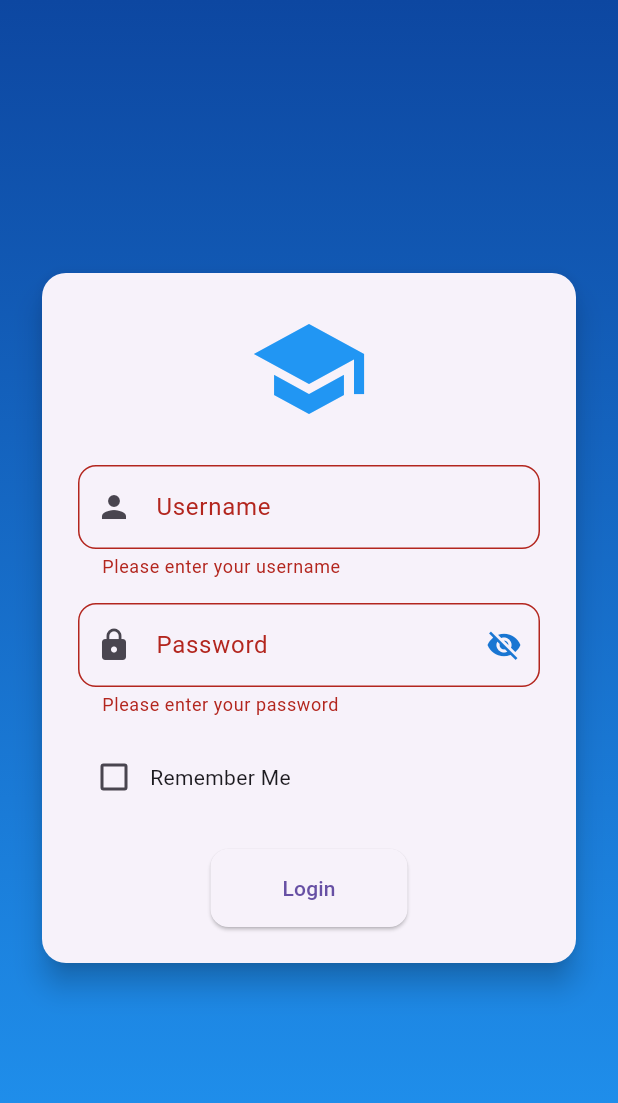
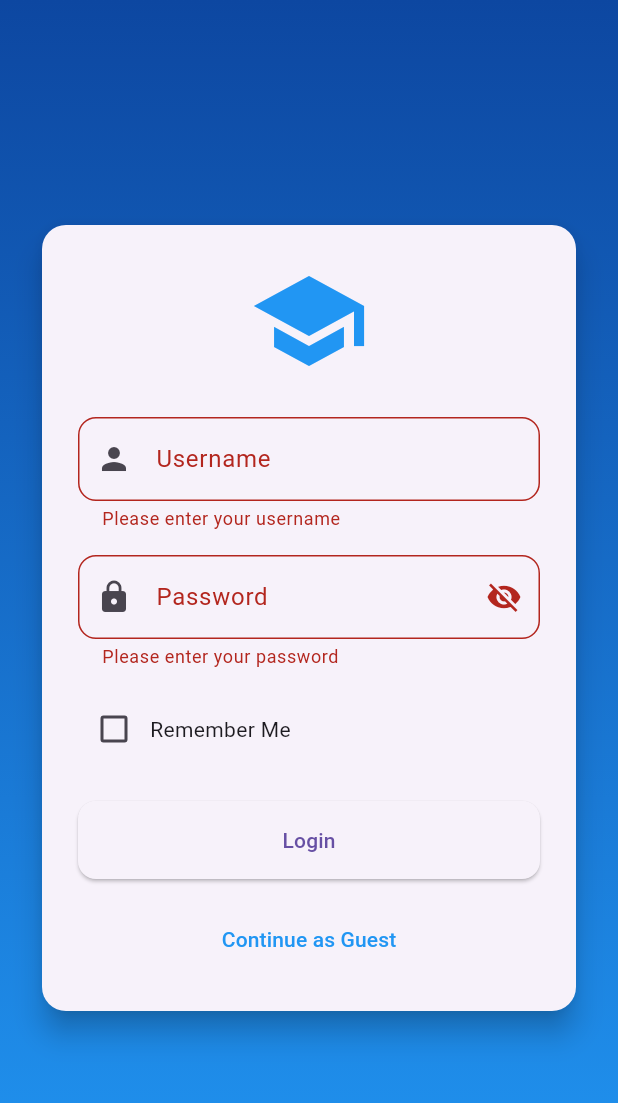
Before and after one commit to itsabhinavism/KIIT-Student-Management-App, a Flutter app: the screen it shows after launch, after a tap on "Login", on a phone screen of 412 x 824 dp. Shown: the top 1103 px of the screen. Run offline on Flutter 3.47's test engine with Material 3 defaults, Android fonts, the phone set to English and light mode, and no system bars; our stand-ins replace flutter_riverpod, shared_preferences; missing offline and left inert: qr_code_scanner.

Commit message:
Update login_screen.dart

```diff
--- a/lib/screens/login_screen.dart
+++ b/lib/screens/login_screen.dart
@@ -9,10 +9,10 @@ class LoginScreen extends StatefulWidget {
 
 class _LoginScreenState extends State<LoginScreen> {
   final _formKey = GlobalKey<FormState>();
-  final _usernameController= TextEditingController();
+  final _usernameController = TextEditingController();
   final _passwordController = TextEditingController();
   bool _isLoading = false;
-  bool _rememberMe = true;
+  bool _rememberMe = false;
   bool _passwordVisible = false;
 
   @override
@@ -26,7 +26,7 @@ class _LoginScreenState extends State<LoginScreen> {
     setState(() {
       _rememberMe = prefs.getBool('rememberMe') ?? false;
       if (_rememberMe) {
-        _usernameController.text =prefs.getString('username') ?? '';
+        _usernameController.text = prefs.getString('username') ?? '';
       }
     });
   }
@@ -40,18 +40,16 @@ class _LoginScreenState extends State<LoginScreen> {
       final username = _usernameController.text;
       final password = _passwordController.text;
 
-      // Simulate login API call (replace with actual API call)
-      await Future.delayed(const Duration(seconds: 2)); // Simulate network delay
+      // Simulate login API call
+      await Future.delayed(const Duration(seconds: 1));
 
       if (username == 'student' && password == 'password') {
         final prefs = await SharedPreferences.getInstance();
         await prefs.setString('username', username);
         await prefs.setBool('rememberMe', _rememberMe);
+        await prefs.setBool('isLoggedIn', true);
 
-        Navigator.pushReplacement(
-          context,
-          MaterialPageRoute(builder: (context) => HomeScreen()),
-        );
+        _navigateToHome();
       } else {
         ScaffoldMessenger.of(context).showSnackBar(
           const SnackBar(content: Text('Invalid credentials')),
@@ -59,9 +57,22 @@ class _LoginScreenState extends State<LoginScreen> {
       }
 
       setState(() {
-        _isLoading = true;
+        _isLoading = false;
       });
     }
+  }
+
+  Future<void> _skipLogin() async {
+    final prefs = await SharedPreferences.getInstance();
+    await prefs.setBool('isLoggedIn', false);
+    _navigateToHome();
+  }
+
+  void _navigateToHome() {
+    Navigator.pushReplacement(
+      context,
+      MaterialPageRoute(builder: (context) => HomeScreen()),
+    );
   }
 
   @override
@@ -91,6 +102,7 @@ class _LoginScreenState extends State<LoginScreen> {
                     child: Column(
                       mainAxisSize: MainAxisSize.min,
                       children: [
+                        // Your logo/icon here
                         const Icon(
                           Icons.school,
                           size: 80,
@@ -112,13 +124,11 @@ class _LoginScreenState extends State<LoginScreen> {
                             }
                             return null;
                           },
-                          textInputAction: TextInputAction.next,
                         ),
                         const SizedBox(height: 16),
-                        // Password Field
                         TextFormField(
                           controller: _passwordController,
-                          obscureText: !_passwordVisible, // Toggle password visibility
+                          obscureText: !_passwordVisible,
                           decoration: InputDecoration(
                             labelText: 'Password',
                             border: OutlineInputBorder(
@@ -130,10 +140,10 @@ class _LoginScreenState extends State<LoginScreen> {
                                 _passwordVisible
                                     ? Icons.visibility
                                     : Icons.visibility_off,
-                                color: Theme.of(context).primaryColorDark,
                               ),
                               onPressed: () {
-                                setState(() {_passwordVisible = !_passwordVisible;
+                                setState(() {
+                                  _passwordVisible = !_passwordVisible;
                                 });
                               },
                             ),
@@ -144,7 +154,6 @@ class _LoginScreenState extends State<LoginScreen> {
                             }
                             return null;
                           },
-                          textInputAction: TextInputAction.done,
                         ),
                         const SizedBox(height: 16),
                         Row(
@@ -163,16 +172,26 @@ class _LoginScreenState extends State<LoginScreen> {
                         const SizedBox(height: 24),
                         _isLoading
                             ? const CircularProgressIndicator()
-                            : ElevatedButton(
+                            : SizedBox(
+                                width: double.infinity,
+                                child: ElevatedButton(
                                   onPressed: _login,
                                   style: ElevatedButton.styleFrom(
-                            padding: const EdgeInsets.symmetric(
-                                horizontal: 48, vertical: 16),
+                                    padding: const EdgeInsets.symmetric(vertical: 16),
                                     shape: RoundedRectangleBorder(
                                       borderRadius: BorderRadius.circular(12),
                                     ),
                                   ),
                                   child: const Text('Login'),
+                                ),
+                              ),
+                        const SizedBox(height: 16),
+                        TextButton(
+                          onPressed: _skipLogin,
+                          child: const Text(
+                            'Continue as Guest',
+                            style: TextStyle(color: Colors.blue),
+                          ),
                         ),
                       ],
                     ),
```
Lines whose indentation alone changed are shown as unchanged.
